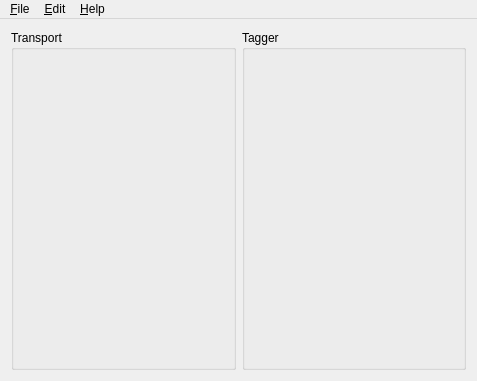
Above: src/mainwindow.ui from SMC-LAB/Eve before the change. Below: the same form after it.
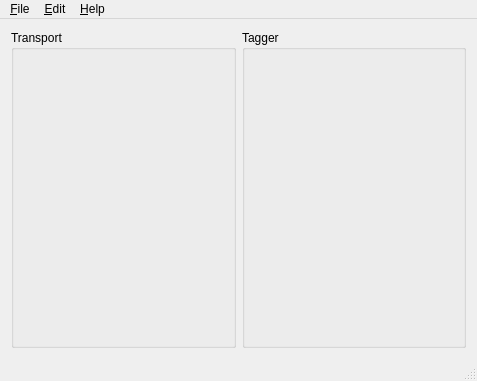
That is the form after the change.

Commit message: Added status bar with permanent subject name and temporary playing file

Diff of the .ui file:
```diff
--- a/src/mainwindow.ui
+++ b/src/mainwindow.ui
@@ -112,6 +112,7 @@
    <addaction name="menuEdit"/>
    <addaction name="menuHelp"/>
   </widget>
+  <widget class="QStatusBar" name="statusbar"/>
   <action name="actionOpen_Experiment">
    <property name="text">
     <string>Open Experiment</string>
```
The commit also changes 6 other files.
